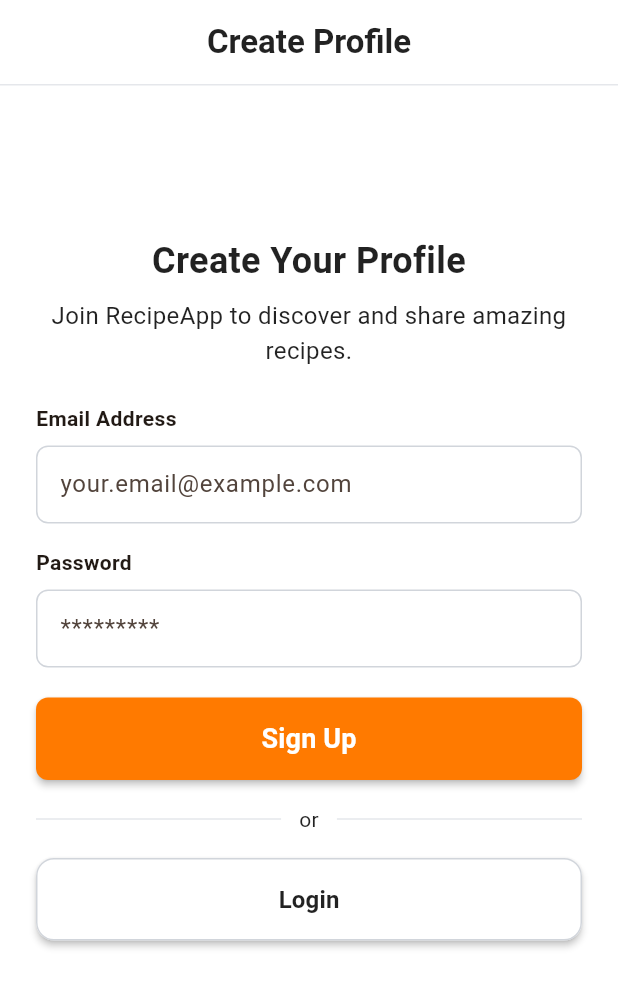
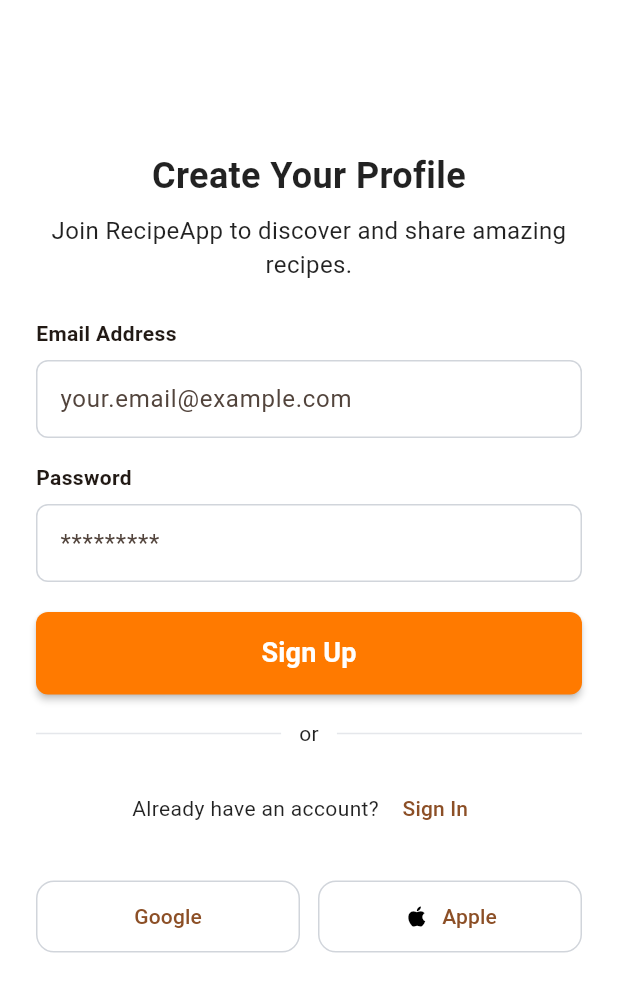
Before and after one commit to HuzaifaEjazDev/reciper_flow_techroz, a Flutter app: the SignInScreen screen opened directly, after a tap on "Sign Up", on a phone screen of 412 x 824 dp. Shown: the top 992 px of the screen. Run offline on Flutter 3.47's test engine with Material 3 defaults, Android fonts, the phone set to English and light mode, and no system bars; our stand-ins replace image_picker.

Commit message:
SingIn, SingUp

```diff
--- a/lib/main.dart
+++ b/lib/main.dart
@@ -2,6 +2,7 @@ import 'package:flutter/material.dart';
 import 'package:recipe_app/viewmodels/user/home_view_model.dart';
 import 'package:recipe_app/viewmodels/user/meal_planner_view_model.dart';
 import 'package:recipe_app/viewmodels/user/my_recipes_view_model.dart';
+import 'package:recipe_app/views/auth/sign_in_screen.dart';
 import 'package:recipe_app/views/screens/main_screen.dart';
 import 'package:provider/provider.dart';
 import 'package:recipe_app/core/constants/app_colors.dart';
@@ -46,7 +47,7 @@ class MyApp extends StatelessWidget {
         ),
         useMaterial3: true,
       ),
-      home: const MainScreen(),
+      home: const SignInScreen(),
     ),
     );
   }
--- a/lib/views/auth/sign_in_screen.dart
+++ b/lib/views/auth/sign_in_screen.dart
@@ -24,20 +24,6 @@
     Widget build(BuildContext context) {
       return Scaffold(
         backgroundColor: Colors.white,
-        appBar: AppBar(
-          backgroundColor: Colors.white,
-          elevation: 0,
-          centerTitle: true,
-          automaticallyImplyLeading: false,
-          title: const Text(
-            'Sign In',
-            style: TextStyle(color: Colors.black87, fontWeight: FontWeight.w600),
-          ),
-          bottom: const PreferredSize(
-            preferredSize: Size.fromHeight(1),
-            child: Divider(height: 1, thickness: 1, color: Color(0xFFE5E7EB)),
-          ),
-        ),
         body: SafeArea(
           child: SingleChildScrollView(
             padding: const EdgeInsets.symmetric(horizontal: 24),
@@ -129,15 +115,14 @@
                   ],
                 ),
                 const SizedBox(height: 16),
-                SizedBox(
-                  height: 55,
-                  child: ElevatedButton(
-                    style: ElevatedButton.styleFrom(
-                      backgroundColor: Colors.white,
-                      foregroundColor: Colors.black87,
-                      side: const BorderSide(color: Color(0xFFD1D5DB)),
-                      shape: RoundedRectangleBorder(borderRadius: BorderRadius.circular(12)),
+                Row(
+                  mainAxisAlignment: MainAxisAlignment.center,
+                  children: [
+                    const Text(
+                      "Don't have an account? ",
+                      style: TextStyle(color: Colors.black87),
                     ),
+                    TextButton(
                       onPressed: () {
                         Navigator.of(context).push(
                           MaterialPageRoute(
@@ -145,13 +130,40 @@
                           ),
                         );
                       },
-                    child: const Text(
-                      'Sign Up',
-                      style: TextStyle(fontWeight: FontWeight.w700, fontSize: 16),
+                      child: const Text('Sign Up'),
+                    ),
+                  ],
+                ),
+                const SizedBox(height: 24),
+                Row(
+                  mainAxisAlignment: MainAxisAlignment.center,
+                  children: [
+                    Expanded(
+                      child: OutlinedButton(
+                        onPressed: () {},
+                        style: OutlinedButton.styleFrom(
+                          padding: const EdgeInsets.symmetric(vertical: 14),
+                          side: const BorderSide(color: Color(0xFFD1D5DB)),
+                          shape: RoundedRectangleBorder(borderRadius: BorderRadius.circular(12)),
+                        ),
+                        child: const Text('Google'),
+                      ),
+                    ),
+                    const SizedBox(width: 12),
+                    Expanded(
+                      child: OutlinedButton.icon(
+                        onPressed: () {},
+                        icon: const Icon(Icons.apple, color: Colors.black),
+                        label: const Text('Apple'),
+                        style: OutlinedButton.styleFrom(
+                          padding: const EdgeInsets.symmetric(vertical: 14),
+                          side: const BorderSide(color: Color(0xFFD1D5DB)),
+                          shape: RoundedRectangleBorder(borderRadius: BorderRadius.circular(12)),
                         ),
                       ),
                     ),
-                const SizedBox(height: 24),
+                  ],
+                ),
               ],
             ),
           ),
--- a/lib/views/auth/singup_screen.dart
+++ b/lib/views/auth/singup_screen.dart
@@ -27,20 +27,6 @@ class _SingUpState extends State<SingUp> {
       onWillPop: () async => false,
       child: Scaffold(
         backgroundColor: Colors.white,
-        appBar: AppBar(
-          backgroundColor: Colors.white,
-          elevation: 0,
-          centerTitle: true,
-          automaticallyImplyLeading: false,
-          title: const Text(
-            'Create Profile',
-            style: TextStyle(color: Colors.black87, fontWeight: FontWeight.w600),
-          ),
-          bottom: const PreferredSize(
-            preferredSize: Size.fromHeight(1),
-            child: Divider(height: 1, thickness: 1, color: Color(0xFFE5E7EB)),
-          ),
-        ),
         body: SafeArea(
           child: SingleChildScrollView(
             padding: const EdgeInsets.symmetric(horizontal: 24),
@@ -149,15 +135,14 @@ class _SingUpState extends State<SingUp> {
                   ],
                 ),
                 const SizedBox(height: 16),
-              SizedBox(
-                  height: 55,
-                  child: ElevatedButton(
-                    style: ElevatedButton.styleFrom(
-                      backgroundColor: Colors.white,
-                      foregroundColor: Colors.black87,
-                      side: const BorderSide(color: Color(0xFFD1D5DB)),
-                      shape: RoundedRectangleBorder(borderRadius: BorderRadius.circular(12)),
+                Row(
+                  mainAxisAlignment: MainAxisAlignment.center,
+                  children: [
+                    const Text(
+                      'Already have an account? ',
+                      style: TextStyle(color: Colors.black87),
                     ),
+                    TextButton(
                       onPressed: () {
                         Navigator.of(context).push(
                           MaterialPageRoute(
@@ -165,13 +150,40 @@ class _SingUpState extends State<SingUp> {
                           ),
                         );
                       },
-                    child: const Text(
-                      'Login',
-                      style: TextStyle(fontWeight: FontWeight.w700, fontSize: 16),
+                      child: const Text('Sign In'),
+                    ),
+                  ],
+                ),
+                const SizedBox(height: 24),
+                Row(
+                  mainAxisAlignment: MainAxisAlignment.center,
+                  children: [
+                    Expanded(
+                      child: OutlinedButton(
+                        onPressed: () {},
+                        style: OutlinedButton.styleFrom(
+                          padding: const EdgeInsets.symmetric(vertical: 14),
+                          side: const BorderSide(color: Color(0xFFD1D5DB)),
+                          shape: RoundedRectangleBorder(borderRadius: BorderRadius.circular(12)),
+                        ),
+                        child: const Text('Google'),
+                      ),
+                    ),
+                    const SizedBox(width: 12),
+                    Expanded(
+                      child: OutlinedButton.icon(
+                        onPressed: () {},
+                        icon: const Icon(Icons.apple, color: Colors.black),
+                        label: const Text('Apple'),
+                        style: OutlinedButton.styleFrom(
+                          padding: const EdgeInsets.symmetric(vertical: 14),
+                          side: const BorderSide(color: Color(0xFFD1D5DB)),
+                          shape: RoundedRectangleBorder(borderRadius: BorderRadius.circular(12)),
                         ),
                       ),
                     ),
-                const SizedBox(height: 24),
+                  ],
+                ),
               ],
             ),
           ),
```
Lines whose indentation alone changed are shown as unchanged.
